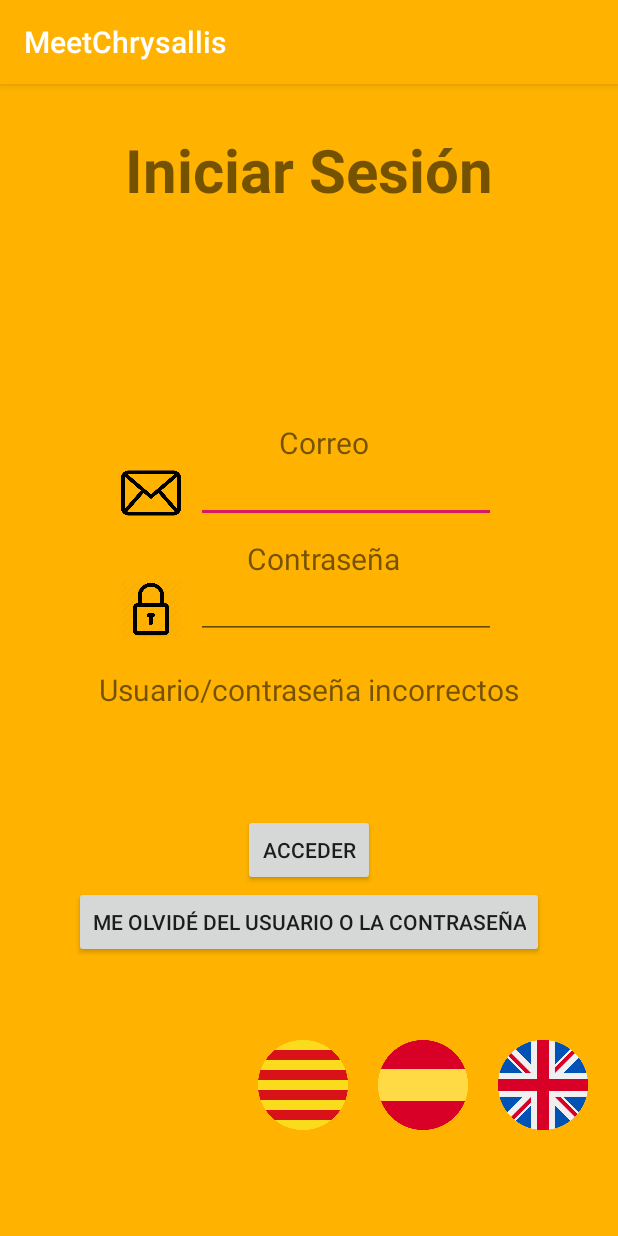
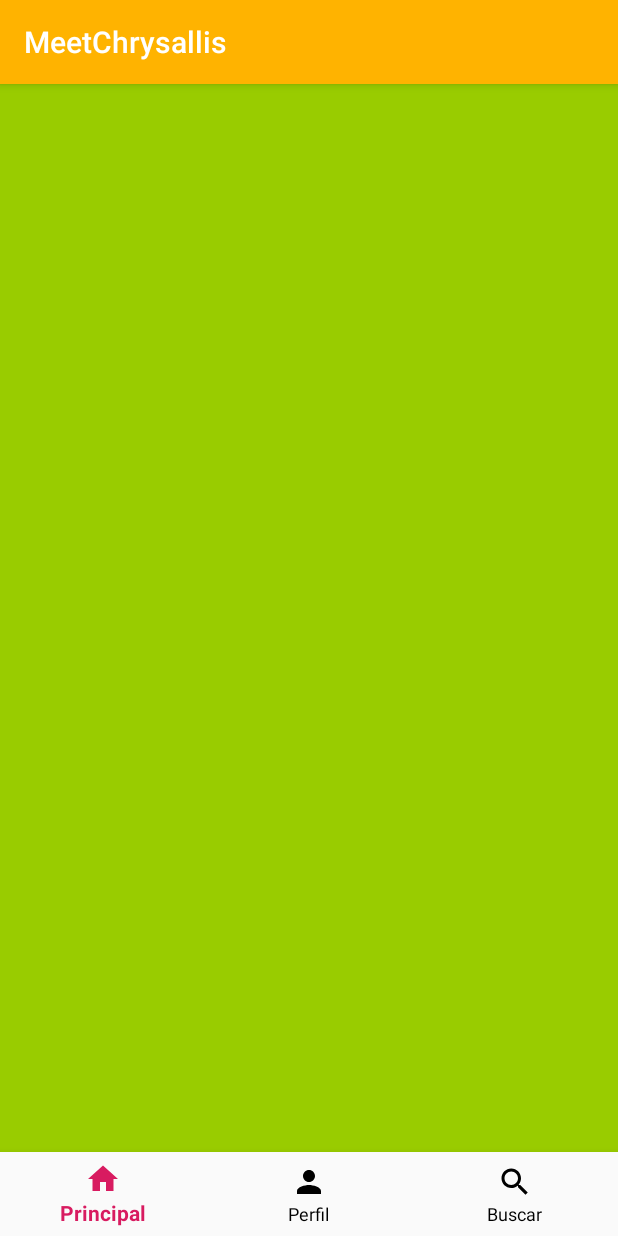
Before and after one commit to JRiberaG/MeetChrysallis, an Android app: the screen it shows after launch (MainActivity), on a phone screen of 412 x 824 dp. Run offline under Robolectric (Android 15) with nearby library versions, the phone set to English and light mode, and no system bars.

Commit message:
Fragments añadidos, activity login y su layout

```diff
--- a/app/src/main/java/com/example/meetchrysallis/Activities/MainActivity.java
+++ b/app/src/main/java/com/example/meetchrysallis/Activities/MainActivity.java
@@ -1,16 +1,22 @@
 package com.example.meetchrysallis.Activities;
 
-import android.Manifest;
 import android.os.Bundle;
+import android.view.MenuItem;
 
+import androidx.annotation.NonNull;
 import androidx.appcompat.app.AppCompatActivity;
-import androidx.core.app.ActivityCompat;
+import androidx.fragment.app.Fragment;
 
+import com.example.meetchrysallis.Fragments.BuscarFragment;
+import com.example.meetchrysallis.Fragments.HomeFragment;
+import com.example.meetchrysallis.Fragments.PerfilFragment;
 import com.example.meetchrysallis.Models.Administrador;
 import com.example.meetchrysallis.R;
+import com.google.android.material.bottomnavigation.BottomNavigationView;
 
 import java.util.List;
 
+//Tutorial Navigation Bottom Bar https://www.youtube.com/watch?v=tPV8xA7m-iw
 public class MainActivity extends AppCompatActivity {
 
     private List<Administrador> adminList;
@@ -20,36 +26,35 @@ public class MainActivity extends AppCompatActivity {
         super.onCreate(savedInstanceState);
         setContentView(R.layout.activity_main);
 
-        ActivityCompat.requestPermissions(MainActivity.this,
-                new String[]{Manifest.permission.INTERNET},
-                1);
+        BottomNavigationView botNavBar = findViewById(R.id.bottom_nav_bar);
+        botNavBar.setOnNavigationItemSelectedListener(navListener);
 
-        /* PRUEBA DE LA API
-
-        AdministradorService adminService = Api.getApi().create(AdministradorService.class);
-
-        Call<List<Administrador>> listCall = adminService.getAdministradores();
-
-        listCall.enqueue(new Callback<List<Administrador>>() {
-            @Override
-            public void onResponse(Call<List<Administrador>> call, Response<List<Administrador>> response) {
-                switch(response.code()){
-                    case 200:
-                        adminList = response.body();
-                        //txt.setText(adminList.get(0).toString());
-                        break;
-                    default:
-                        break;
-                }
-            }
-            @Override
-            public void onFailure(Call<List<Administrador>> call, Throwable t) {
-                Toast.makeText(getApplicationContext(),
-                            t.getCause().toString() + t.getMessage(), Toast.LENGTH_LONG).show();
-            }
-        });
-        */
-
+        getSupportFragmentManager().beginTransaction().replace(R.id.fragment_container,
+                new HomeFragment()).commit();
 
     }
+
+    private BottomNavigationView.OnNavigationItemSelectedListener navListener =
+            new BottomNavigationView.OnNavigationItemSelectedListener() {
+                @Override
+                public boolean onNavigationItemSelected(@NonNull MenuItem menuItem) {
+                    Fragment selectedFragment = null;
+
+                    switch(menuItem.getItemId()){
+                        case R.id.nav_home:
+                            selectedFragment = new HomeFragment();
+                            break;
+                        case R.id.nav_perfil:
+                            selectedFragment = new PerfilFragment();
+                            break;
+                        case R.id.nav_buscar:
+                            selectedFragment = new BuscarFragment();
+                            break;
+                    }
+                    getSupportFragmentManager().beginTransaction().replace(R.id.fragment_container,
+                            selectedFragment).commit();
+
+                    return true;
+                }
+            };
 }
--- /dev/null
+++ b/app/src/main/java/com/example/meetchrysallis/Fragments/HomeFragment.java
@@ -0,0 +1,22 @@
+package com.example.meetchrysallis.Fragments;
+
+import android.os.Bundle;
+import android.view.LayoutInflater;
+import android.view.View;
+import android.view.ViewGroup;
+
+import androidx.annotation.NonNull;
+import androidx.annotation.Nullable;
+import androidx.fragment.app.Fragment;
+
+import com.example.meetchrysallis.R;
+
+public class HomeFragment extends Fragment {
+
+    @Nullable
+    @Override
+    public View onCreateView(@NonNull LayoutInflater inflater, @Nullable ViewGroup container, @Nullable Bundle savedInstanceState) {
+        return inflater.inflate(R.layout.fragment_home, container, false);
+    }
+
+}
--- /dev/null
+++ b/app/src/main/res/drawable/ic_person_black_24dp.xml
@@ -0,0 +1,9 @@
+<vector xmlns:android="http://schemas.android.com/apk/res/android"
+        android:width="24dp"
+        android:height="24dp"
+        android:viewportWidth="24.0"
+        android:viewportHeight="24.0">
+    <path
+        android:fillColor="#FF000000"
+        android:pathData="M12,12c2.21,0 4,-1.79 4,-4s-1.79,-4 -4,-4 -4,1.79 -4,4 1.79,4 4,4zM12,14c-2.67,0 -8,1.34 -8,4v2h16v-2c0,-2.66 -5.33,-4 -8,-4z"/>
+</vector>
--- /dev/null
+++ b/app/src/main/res/drawable/ic_search_black_24dp.xml
@@ -0,0 +1,9 @@
+<vector xmlns:android="http://schemas.android.com/apk/res/android"
+        android:width="24dp"
+        android:height="24dp"
+        android:viewportWidth="24.0"
+        android:viewportHeight="24.0">
+    <path
+        android:fillColor="#FF000000"
+        android:pathData="M15.5,14h-0.79l-0.28,-0.27C15.41,12.59 16,11.11 16,9.5 16,5.91 13.09,3 9.5,3S3,5.91 3,9.5 5.91,16 9.5,16c1.61,0 3.09,-0.59 4.23,-1.57l0.27,0.28v0.79l5,4.99L20.49,19l-4.99,-5zM9.5,14C7.01,14 5,11.99 5,9.5S7.01,5 9.5,5 14,7.01 14,9.5 11.99,14 9.5,14z"/>
+</vector>
--- /dev/null
+++ b/app/src/main/res/drawable/selector.xml
@@ -0,0 +1,9 @@
+<?xml version="1.0" encoding="utf-8"?>
+<selector xmlns:android="http://schemas.android.com/apk/res/android">
+    <item
+        android:state_selected="true"
+        android:color="@color/colorAccent"/>
+    <item
+        android:state_selected="false"
+        android:color="@android:color/black"/>
+</selector>
--- a/app/src/main/res/layout/activity_main.xml
+++ b/app/src/main/res/layout/activity_main.xml
@@ -1,155 +1,24 @@
 <?xml version="1.0" encoding="utf-8"?>
-<LinearLayout xmlns:android="http://schemas.android.com/apk/res/android"
+<RelativeLayout
+    xmlns:android="http://schemas.android.com/apk/res/android"
     xmlns:app="http://schemas.android.com/apk/res-auto"
-    xmlns:tools="http://schemas.android.com/tools"
     android:layout_width="match_parent"
-    android:orientation="vertical"
     android:layout_height="match_parent"
-    android:background="@color/colorPrimary"
-    tools:context=".Activities.MainActivity">
+    android:background="@color/colorPrimary">
+    <FrameLayout
+        android:id="@+id/fragment_container"
+        android:layout_width="match_parent"
+        android:layout_height="match_parent"
+        android:layout_above="@+id/bottom_nav_bar"/>
 
-    <TextView android:id="@+id/text"
-        android:layout_width="wrap_content"
-        android:layout_height="0dp"
-        android:layout_weight="3"
-        android:text="@string/iniciar_sesion"
-        android:layout_gravity="center"
-        android:layout_marginTop="30dp"
-        android:textStyle="bold"
-        android:textSize="40sp"/>
+    <com.google.android.material.bottomnavigation.BottomNavigationView
+        android:id="@+id/bottom_nav_bar"
+        android:layout_width="match_parent"
+        android:layout_height="wrap_content"
+        android:layout_alignParentBottom="true"
+        app:menu="@menu/bottom_navigation"
 
-    <LinearLayout
-        android:layout_width="wrap_content"
-        android:layout_height="0dp"
-        android:layout_weight="4"
-        android:layout_gravity="center"
-        android:orientation="vertical">
-
-        <TextView
-            android:layout_width="wrap_content"
-            android:layout_height="wrap_content"
-            android:text="@string/correo"
-            android:layout_gravity="center"
-            android:layout_marginLeft="10dp"
-            android:textSize="20sp"/>
-
-        <LinearLayout
-            android:layout_width="wrap_content"
-            android:layout_height="wrap_content"
-            android:layout_gravity="center"
-            android:orientation="horizontal">
-
-            <ImageView
-                android:layout_width="40dp"
-                android:layout_height="40dp"
-                android:src="@drawable/mail"/>
-
-            <EditText
-                android:layout_width="200dp"
-                android:layout_height="40dp"
-                android:layout_marginLeft="10dp"
-                android:id="@+id/EditTextCorreo"/>
-
-        </LinearLayout>
-
-        <TextView
-            android:layout_width="wrap_content"
-            android:layout_height="wrap_content"
-            android:text="@string/contrasenya"
-            android:layout_gravity="center"
-            android:layout_marginTop="10dp"
-            android:layout_marginLeft="10dp"
-            android:textSize="20sp"/>
-
-        <LinearLayout
-            android:layout_width="wrap_content"
-            android:layout_height="wrap_content"
-            android:layout_gravity="center"
-            android:orientation="horizontal">
-
-            <ImageView
-                android:layout_width="40dp"
-                android:layout_height="40dp"
-                android:src="@drawable/password"/>
-
-            <EditText
-                android:layout_width="200dp"
-                android:layout_height="40dp"
-                android:layout_marginLeft="10dp"
-                android:id="@+id/EditTextPassword"
-                android:inputType="textPassword"/>
-
-        </LinearLayout>
-
-        <TextView
-            android:layout_width="wrap_content"
-            android:layout_height="wrap_content"
-            android:text="@string/loginincorrecto"
-            android:id="@+id/TxtLoginIncorrecto"
-            android:layout_marginTop="20dp"
-            android:layout_gravity="center"
-            android:textSize="20sp"/>
-
-    </LinearLayout>
-
-    <LinearLayout
-        android:layout_width="wrap_content"
-        android:layout_height="0dp"
-        android:layout_weight="2"
-        android:orientation="vertical"
-        android:layout_gravity="center">
-
-        <Button
-            android:layout_width="wrap_content"
-            android:layout_height="wrap_content"
-            android:text="@string/acceder"
-            android:layout_gravity="center"
-            android:id="@+id/BtnAcceder"/>
-
-        <Button
-            android:layout_width="wrap_content"
-            android:layout_height="wrap_content"
-            android:text="@string/nombrepassolvidado"
-            android:layout_gravity="center"
-            android:id="@+id/BtnOlvidar"/>
-
-    </LinearLayout>
-
-    <LinearLayout
-        android:layout_width="wrap_content"
-        android:layout_height="0dp"
-        android:layout_weight="2"
-        android:layout_marginTop="20dp"
-        android:layout_marginRight="20dp"
-        android:layout_gravity="right"
-        android:orientation="horizontal">
-
-        <ImageButton
-            android:background="@color/colorPrimary"
-            android:layout_width="60dp"
-            android:layout_height="60dp"
-            android:scaleType="fitCenter"
-            android:src="@drawable/cat"
-            android:layout_marginRight="20dp"
-            android:id="@+id/BtnCat"/>
-
-        <ImageButton
-            android:background="@color/colorPrimary"
-            android:layout_width="60dp"
-            android:layout_height="60dp"
-            android:scaleType="fitCenter"
-            android:src="@drawable/esp"
-            android:layout_marginRight="20dp"
-            android:id="@+id/BtnEsp"/>
-
-        <ImageButton
-            android:background="@color/colorPrimary"
-            android:layout_width="60dp"
-            android:layout_height="60dp"
-            android:scaleType="fitCenter"
-            android:src="@drawable/eng"
-            android:id="@+id/BtnEng"/>
-
-    </LinearLayout>
-
-</LinearLayout>
+        app:itemIconTint="@drawable/selector"
+        app:itemTextColor="@drawable/selector"
+        android:background="?android:attr/windowBackground"/>
+</RelativeLayout>
--- /dev/null
+++ b/app/src/main/res/layout/fragment_buscar.xml
@@ -0,0 +1,6 @@
+<?xml version="1.0" encoding="utf-8"?>
+<LinearLayout xmlns:android="http://schemas.android.com/apk/res/android"
+    android:orientation="vertical" android:layout_width="match_parent"
+    android:layout_height="match_parent"
+    android:background="@android:color/holo_red_light">
+</LinearLayout>
--- /dev/null
+++ b/app/src/main/res/layout/fragment_home.xml
@@ -0,0 +1,6 @@
+<?xml version="1.0" encoding="utf-8"?>
+<LinearLayout xmlns:android="http://schemas.android.com/apk/res/android"
+    android:orientation="vertical" android:layout_width="match_parent"
+    android:layout_height="match_parent"
+    android:background="@android:color/holo_green_light">
+</LinearLayout>
--- /dev/null
+++ b/app/src/main/res/layout/fragment_perfil.xml
@@ -0,0 +1,6 @@
+<?xml version="1.0" encoding="utf-8"?>
+<LinearLayout xmlns:android="http://schemas.android.com/apk/res/android"
+    android:orientation="vertical" android:layout_width="match_parent"
+    android:layout_height="match_parent"
+    android:background="@android:color/holo_blue_light">
+</LinearLayout>
--- /dev/null
+++ b/app/src/main/res/menu/bottom_navigation.xml
@@ -0,0 +1,15 @@
+<?xml version="1.0" encoding="utf-8"?>
+<menu xmlns:android="http://schemas.android.com/apk/res/android">
+    <item
+        android:id="@+id/nav_home"
+        android:icon="@drawable/ic_home_black_24dp"
+        android:title="@string/nav_home"/>
+    <item
+        android:id="@+id/nav_perfil"
+        android:icon="@drawable/ic_person_black_24dp"
+        android:title="@string/nav_profile"/>
+    <item
+        android:id="@+id/nav_buscar"
+        android:icon="@drawable/ic_search_black_24dp"
+        android:title="@string/nav_search"/>
+</menu>
--- a/app/src/main/res/values/strings.xml
+++ b/app/src/main/res/values/strings.xml
@@ -6,8 +6,7 @@
     <string name="loginincorrecto">Usuario/contraseña incorrectos</string>
     <string name="acceder">Acceder</string>
     <string name="nombrepassolvidado">Me olvidé del usuario o la contraseña</string>
-    <string name="title_activity_eventos">EventosActivity</string>
-    <string name="title_home">Home</string>
-    <string name="title_dashboard">Dashboard</string>
-    <string name="title_notifications">Notifications</string>
+    <string name="nav_search">Buscar</string>
+    <string name="nav_profile">Perfil</string>
+    <string name="nav_home">Principal</string>
 </resources>
```
Also changed, not shown: app/src/main/java/com/example/meetchrysallis/Activities/LoginActivity.java (added, +7 -0 lines), app/src/main/java/com/example/meetchrysallis/Fragments/BuscarFragment.java (added, +21 -0 lines), app/src/main/java/com/example/meetchrysallis/Fragments/PerfilFragment.java (added, +21 -0 lines), app/src/main/res/layout/activity_login.xml (added, +153 -0 lines), app/src/main/res/menu/bottom_nav_menu.xml (deleted, +0 -19 lines).
